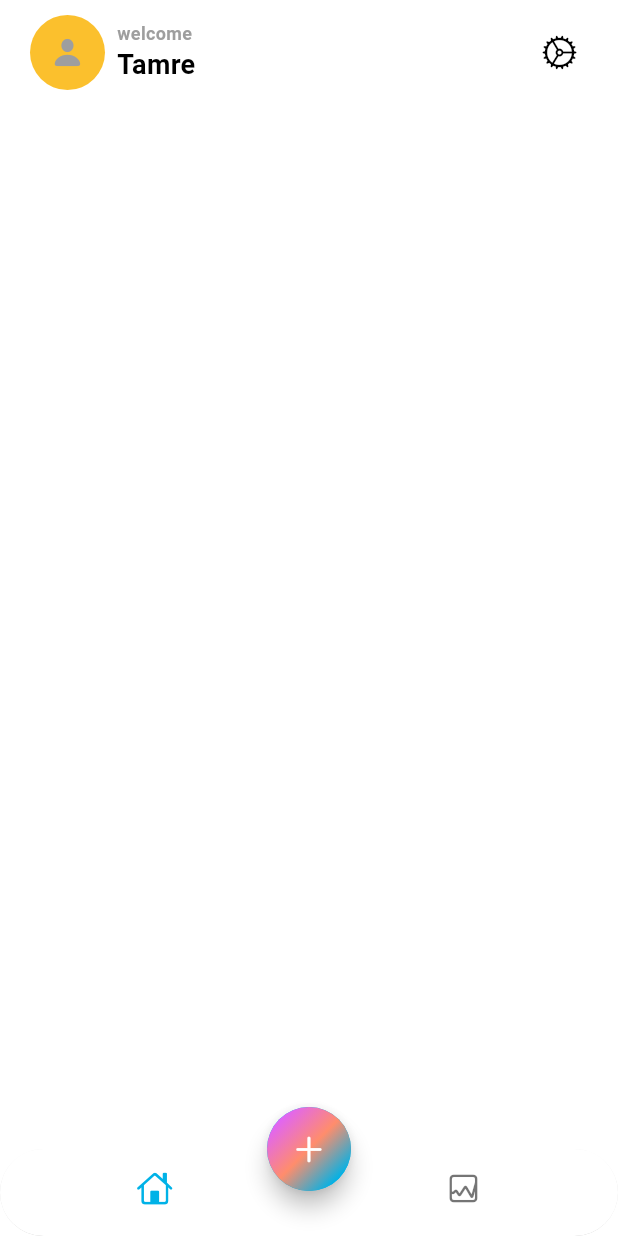
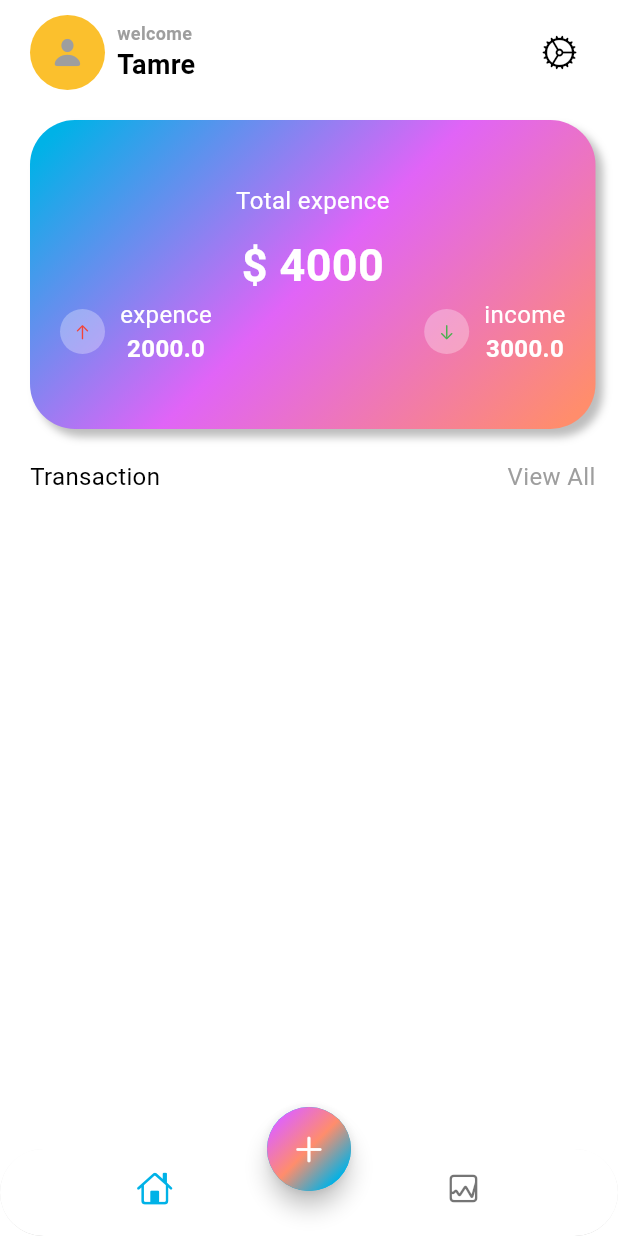
Before and after one commit to tamremariam/flutter, a Flutter app: the screen it shows after launch, on a phone screen of 412 x 824 dp. Run offline on Flutter 3.47's test engine with Material 3 defaults, Android fonts, the phone set to English and light mode, and no system bars; our stand-ins replace bloc, flutter_bloc.

Commit message:
before transaction made

```diff
--- a/expense_tracker/lib/app.dart
+++ b/expense_tracker/lib/app.dart
@@ -6,6 +6,6 @@ class MyApp extends StatelessWidget {
 
   @override
   Widget build(BuildContext context) {
-    return AppView();
+    return const AppView();
   }
 }
--- a/expense_tracker/lib/app_view.dart
+++ b/expense_tracker/lib/app_view.dart
@@ -16,8 +16,9 @@ class AppView extends StatelessWidget {
             primary: const Color(0xFF00B2E7),
             secondary: const Color(0xFFE064F7),
             tertiary: const Color(0xFFFF8D6C),
-              outline: Colors.grey)),
-      home: HomeScreen(),
+            outline: Colors.grey),
+      ),
+      home: const HomeScreen(),
     );
   }
 }
--- a/expense_tracker/lib/screen/home/main_screen.dart
+++ b/expense_tracker/lib/screen/home/main_screen.dart
@@ -1,3 +1,5 @@
+import 'dart:math';
+
 import 'package:flutter/cupertino.dart';
 import 'package:flutter/material.dart';
 import 'package:flutter/widgets.dart';
@@ -60,12 +62,154 @@ class MainScreen extends StatelessWidget {
                   ],
                 ),
                 IconButton(
-                    onPressed: () {}, icon: Icon(CupertinoIcons.settings))
+                    onPressed: () {}, icon: const Icon(CupertinoIcons.settings))
               ],
-            )
+            ),
+            const SizedBox(
+              height: 20,
+            ),
+            Container(
+              width: MediaQuery.of(context).size.width,
+              height: MediaQuery.of(context).size.width / 2,
+              decoration: BoxDecoration(
+                borderRadius: BorderRadius.circular(30),
+                boxShadow: const [
+                  BoxShadow(
+                      blurRadius: 4,
+                      color: Color.fromRGBO(189, 189, 189, 1),
+                      offset: Offset(5, 5))
+                ],
+                gradient: LinearGradient(colors: [
+                  Theme.of(context).colorScheme.primary,
+                  Theme.of(context).colorScheme.secondary,
+                  Theme.of(context).colorScheme.tertiary,
+                ], transform: const GradientRotation(pi / 4)),
+              ),
+              child: const Column(
+                mainAxisAlignment: MainAxisAlignment.center,
+                children: [
+                  Text(
+                    "Total expence",
+                    style: TextStyle(
+                        color: Colors.white,
+                        fontWeight: FontWeight.w400,
+                        fontSize: 16),
+                  ),
+                  SizedBox(
+                    height: 10,
+                  ),
+                  Text("\$ 4000",
+                      style: TextStyle(
+                          color: Colors.white,
+                          fontWeight: FontWeight.bold,
+                          fontSize: 30)),
+                  Padding(
+                    padding: EdgeInsets.symmetric(horizontal: 20),
+                    child: Row(
+                      mainAxisAlignment: MainAxisAlignment.spaceBetween,
+                      children: [
+                        IncomeOutcome(transactionType: "expence", amount: 2000),
+                        IncomeOutcome(transactionType: "income", amount: 3000)
+                      ],
+                    ),
+                  ),
+                ],
+              ),
+            ),
+            const SizedBox(
+              height: 20,
+            ),
+            Row(
+              mainAxisAlignment: MainAxisAlignment.spaceBetween,
+              children: [
+                Text(
+                  "Transaction",
+                  style: TextStyle(
+                      color: Theme.of(context).colorScheme.onBackground,
+                      fontWeight: FontWeight.w400,
+                      fontSize: 16),
+                ),
+                GestureDetector(
+                  onTap: () {
+                    showAboutDialog(context: context);
+                  },
+                  child: Text(
+                    "View All",
+                    style: TextStyle(
+                        color: Theme.of(context).colorScheme.outline,
+                        fontWeight: FontWeight.w400,
+                        fontSize: 16),
+                  ),
+                ),
+              ],
+            ),
           ],
         ),
       ),
     );
   }
 }
+
+class IncomeOutcome extends StatelessWidget {
+  final String transactionType;
+  final double amount;
+
+  const IncomeOutcome({
+    super.key,
+    required this.transactionType,
+    required this.amount,
+  });
+
+  @override
+  Widget build(BuildContext context) {
+    return Row(
+      mainAxisAlignment: MainAxisAlignment.start,
+      children: [
+        Stack(
+          alignment: Alignment.center,
+          children: [
+            Container(
+              width: 30,
+              height: 30,
+              decoration: const BoxDecoration(
+                  color: Colors.white30, shape: BoxShape.circle),
+            ),
+            if (transactionType == "expence")
+              const Icon(
+                CupertinoIcons.arrow_up,
+                size: 12,
+                color: Colors.red,
+              ),
+            if (transactionType == "income")
+              const Icon(
+                CupertinoIcons.arrow_down,
+                size: 12,
+                color: Colors.green,
+              )
+          ],
+        ),
+        const SizedBox(
+          width: 10,
+        ),
+        Column(
+          children: [
+            Text(
+              transactionType,
+              style: const TextStyle(
+                  color: Colors.white,
+                  fontWeight: FontWeight.w400,
+                  fontSize: 16),
+            ),
+            Text(
+              amount.toString(),
+              style: const TextStyle(
+                  color: Colors.white,
+                  fontWeight: FontWeight.w600,
+                  fontSize: 16),
+            ),
+          ],
+        )
+      ],
+    );
+  }
+}
```
Also changed, not shown: 1 other file. Lines whose indentation alone changed are shown as unchanged.
